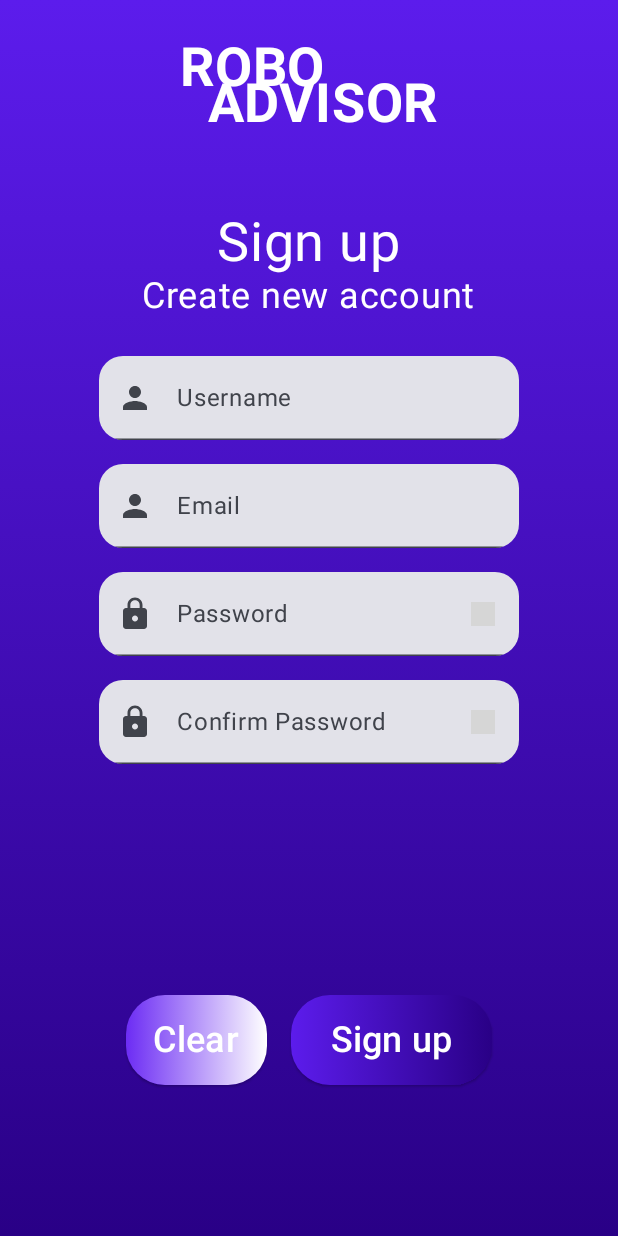
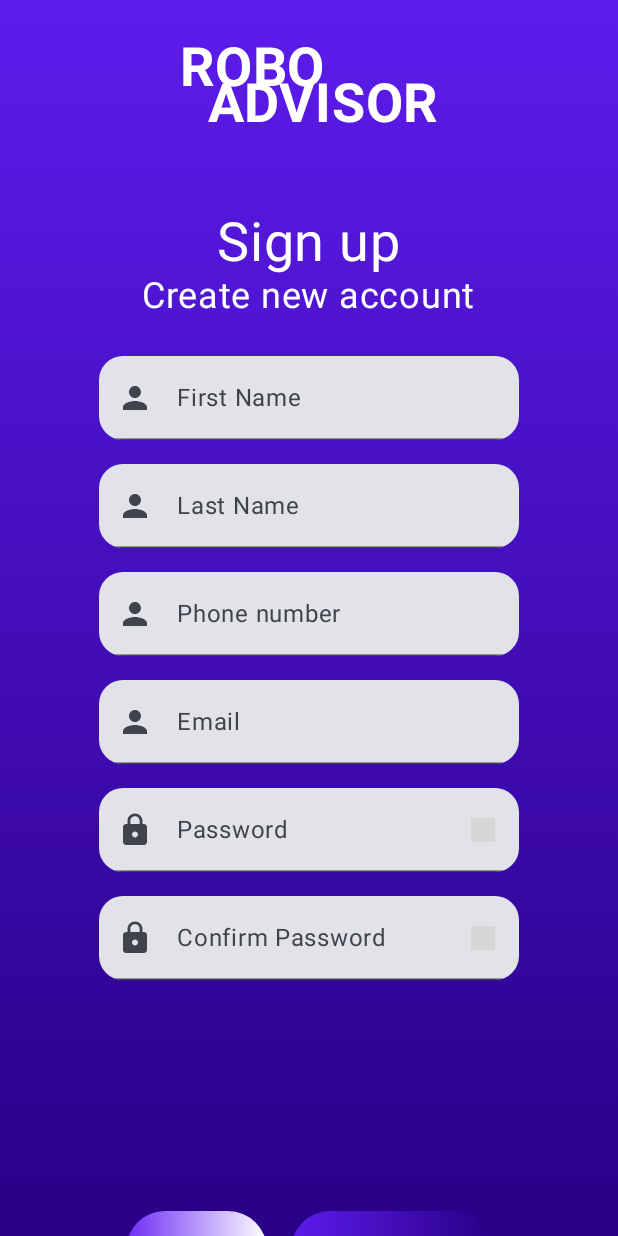
Before and after one commit to roihas1/ProjectApp, an Android app built with Jetpack Compose: the SignUpScreen screen opened through its navigation route, after a tap on "Clear", on a phone screen of 412 x 824 dp. Run offline under Robolectric (Android 15) with nearby library versions, the phone set to English and light mode, and no system bars; grey boxes are pictures that could not be loaded.

Commit message:
changing things for signup communicate with API

```diff
--- a/app/src/main/AndroidManifest.xml
+++ b/app/src/main/AndroidManifest.xml
@@ -13,6 +13,7 @@
         android:supportsRtl="true"
         android:theme="@style/Theme.ProjectApp"
         android:networkSecurityConfig="@xml/network_security_config"
+        android:usesCleartextTraffic="true"
         tools:targetApi="31">
         <activity
             android:name=".MainActivity"
--- a/app/src/main/java/com/example/projectapp/ProfileScreen.kt
+++ b/app/src/main/java/com/example/projectapp/ProfileScreen.kt
@@ -159,7 +159,7 @@ fun ProfileScreen(navController: NavController, viewModel: AuthViewModel, modifi
                 }
             }
             Text(
-                text = viewModel.username,
+                text = viewModel.firstName +" "+ viewModel.lastName,
                 modifier = modifier
                     .padding(16.dp),
                 style = TextStyle(fontSize = 24.sp),
--- a/app/src/main/java/com/example/projectapp/SignupScreen.kt
+++ b/app/src/main/java/com/example/projectapp/SignupScreen.kt
@@ -75,10 +75,22 @@ fun SignUpScreen(navController: NavController, viewModel: AuthViewModel , modifi
             verticalArrangement = Arrangement.spacedBy(16.dp)
         ) {
             CustomTextField(
-                value = viewModel.username,
-                onValueChange = {viewModel.username = it},
+                value = viewModel.firstName,
+                onValueChange = {viewModel.firstName = it},
                 icon = Icons.Default.Person,
-                label = "Username"
+                label = "First Name"
+            )
+            CustomTextField(
+                value = viewModel.lastName,
+                onValueChange = {viewModel.lastName = it},
+                icon = Icons.Default.Person,
+                label = "Last Name"
+            )
+            CustomTextField(
+                label = "Phone number",
+                onValueChange = {viewModel.phoneNumber = it},
+                icon = Icons.Default.Person,
+                value = viewModel.phoneNumber
             )
             CustomTextField(
                 label = "Email",
@@ -116,15 +128,15 @@ fun SignUpScreen(navController: NavController, viewModel: AuthViewModel , modifi
                 modifier = modifier.padding(vertical = 120.dp), // for allow scrolling and reach the confirm password field. ,
                 text = "Sign up",
                 onClick = {
-                    val emailPattern = "[a-zA-Z0-9._-]+@[a-z]+\\.+[a-z]+"
+//                    val emailPattern = "[a-zA-Z0-9._-]+@[a-z]+\\.+[a-z]+"
                     val passwordPattern = "^(?=.*[A-Z])(?=.*[0-9]).{8,}\$"
-
-                    if (viewModel.username.isEmpty() || viewModel.email.isEmpty() || viewModel.password.isEmpty() || viewModel.rePassword.isEmpty()) {
+//                    else if (!viewModel.email.matches(emailPattern.toRegex())) {
+//                    Toast.makeText(context, "Invalid email format(client)", Toast.LENGTH_SHORT).show()
+//                }
+                    if (viewModel.firstName.isEmpty() || viewModel.lastName.isEmpty()|| viewModel.email.isEmpty() || viewModel.password.isEmpty() || viewModel.rePassword.isEmpty()) {
                         Toast.makeText(context, "All fields are required", Toast.LENGTH_SHORT)
                             .show()
-                    } else if (!viewModel.email.matches(emailPattern.toRegex())) {
-                        Toast.makeText(context, "Invalid email format", Toast.LENGTH_SHORT).show()
-                    } else if (viewModel.password != viewModel.rePassword) {
+                    }  else if (viewModel.password != viewModel.rePassword) {
                         Toast.makeText(context, "Passwords do not match", Toast.LENGTH_SHORT).show()
                     } else if (!viewModel.password.matches(passwordPattern.toRegex())) {
                         Toast.makeText(
@@ -133,8 +145,9 @@ fun SignUpScreen(navController: NavController, viewModel: AuthViewModel , modifi
                             Toast.LENGTH_LONG
                         ).show()
                     } else {
+                        Toast.makeText(context, "enter to api func", Toast.LENGTH_SHORT).show()
                         viewModel.signUp(navController)
-                        navController.navigate("HomeScreen")
+//                        navController.navigate("HomeScreen")
                     }
                 }
             )
--- a/app/src/main/java/com/example/projectapp/model/LoginRequest.kt
+++ b/app/src/main/java/com/example/projectapp/model/LoginRequest.kt
@@ -1,6 +1,6 @@
 package com.example.projectapp.model
 
 data class LoginRequest(
-    val username: String,
+    val email: String,
     val password: String
 )
--- a/app/src/main/java/com/example/projectapp/network/ApiService.kt
+++ b/app/src/main/java/com/example/projectapp/network/ApiService.kt
@@ -6,12 +6,13 @@ import com.example.projectapp.model.LoginResponse
 import com.example.projectapp.model.SignUpRequest
 import com.example.projectapp.model.SignUpResponse
 import retrofit2.http.Body
+import retrofit2.http.GET
 import retrofit2.http.POST
 
 interface ApiService {
-    @POST("login")
+    @POST("users/login/custom_login_system/")
     suspend fun login(@Body request: LoginRequest): Response<LoginResponse>
 
-    @POST("signup")
+    @POST("users/signup/")
     suspend fun signUp(@Body request: SignUpRequest): Response<SignUpResponse>
 }
--- a/app/src/main/java/com/example/projectapp/network/RetrofitInstance.kt
+++ b/app/src/main/java/com/example/projectapp/network/RetrofitInstance.kt
@@ -4,7 +4,7 @@ import retrofit2.converter.gson.GsonConverterFactory
 import retrofit2.Retrofit
 
 object RetrofitInstance {
-    private const val BASE_URL = "https://your-api-url.com/"
+    private const val BASE_URL = " http://172.20.10.2:8000/"
 
     val api: ApiService by lazy {
         Retrofit.Builder()
--- a/app/src/main/java/com/example/projectapp/viewmodel/AuthViewModel.kt
+++ b/app/src/main/java/com/example/projectapp/viewmodel/AuthViewModel.kt
@@ -1,5 +1,6 @@
 package com.example.projectapp.viewmodel
 
+import android.util.Log
 import androidx.compose.runtime.*
 import androidx.lifecycle.ViewModel
 import androidx.lifecycle.viewModelScope
@@ -16,8 +17,10 @@ import retrofit2.Response
 
 
 class AuthViewModel : ViewModel() {
-    var username by mutableStateOf("")
+    var firstName by mutableStateOf("")
+    var lastName by mutableStateOf("")
     var password by mutableStateOf("")
+    var phoneNumber by mutableStateOf("")
     var email by mutableStateOf("")
     var rePassword by mutableStateOf("")
     var loginState by mutableStateOf<LoginState>(LoginState.Idle)
@@ -27,7 +30,7 @@ class AuthViewModel : ViewModel() {
         viewModelScope.launch {
             loginState = LoginState.Loading
             try {
-                val response = RetrofitInstance.api.login(LoginRequest(username, password))
+                val response = RetrofitInstance.api.login(LoginRequest(email, password))
                 if (response.isSuccessful) {
                     loginState = LoginState.Success(response.body())
                     navController.navigate("HomeScreen")
@@ -36,17 +39,21 @@ class AuthViewModel : ViewModel() {
                 }
             } catch (e: Exception) {
                 loginState = LoginState.Error("An error occurred: ${e.message}")
+                Log.e("error","An error occurred: ${e.message}")
+
             }
         }
     }
 
     fun signUp(navController: NavController) {
 
-
         viewModelScope.launch {
             signUpState = SignUpState.Loading
             try {
-                val response = RetrofitInstance.api.signUp(SignUpRequest(username, email, password))
+                Log.println(Log.INFO,"on track","enter api")
+                val response = RetrofitInstance.api.signUp(SignUpRequest(
+                    email,firstName,lastName,phoneNumber,  password, rePassword
+                ))
                 if (response.isSuccessful) {
                     signUpState = SignUpState.Success(response.body())
                     navController.navigate("HomeScreen")
@@ -59,7 +66,9 @@ class AuthViewModel : ViewModel() {
         }
     }
     fun resetState() {
-        username = ""
+        firstName = ""
+        lastName = ""
+        phoneNumber = ""
         password = ""
         email = ""
         rePassword = ""
--- a/app/src/main/res/xml/network_security_config.xml
+++ b/app/src/main/res/xml/network_security_config.xml
@@ -2,5 +2,7 @@
 <network-security-config>
     <domain-config cleartextTrafficPermitted="true">
         <domain includeSubdomains="true">ergast.com</domain>
+        <domain includeSubdomains="true">localhost</domain>
+        <domain includeSubdomains="true">172.20.10.2</domain>
     </domain-config>
 </network-security-config>
```
Also changed, not shown: app/src/main/java/com/example/projectapp/LoginScreen.kt (+13 -4 lines), app/src/main/java/com/example/projectapp/model/SignUpRequest.kt (+5 -2 lines).
